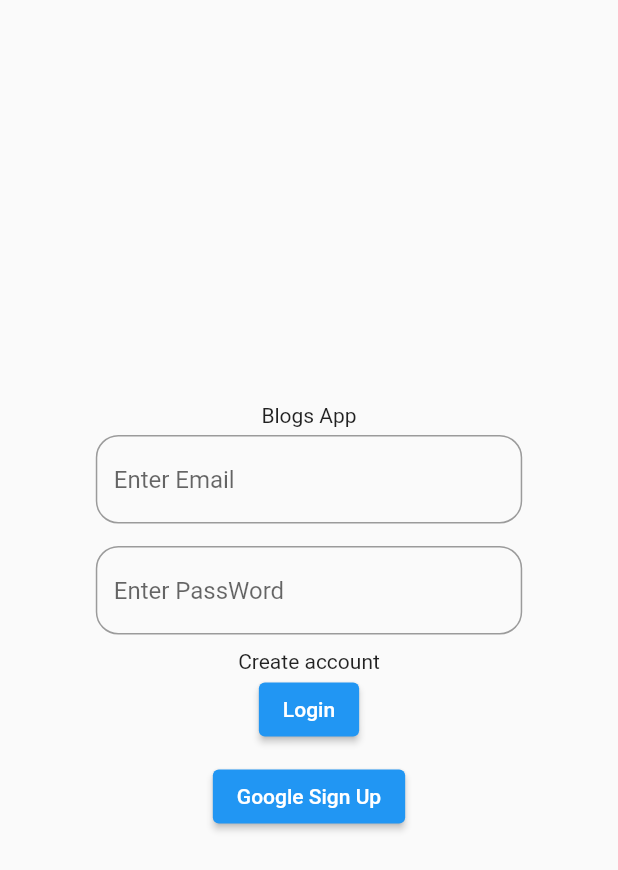
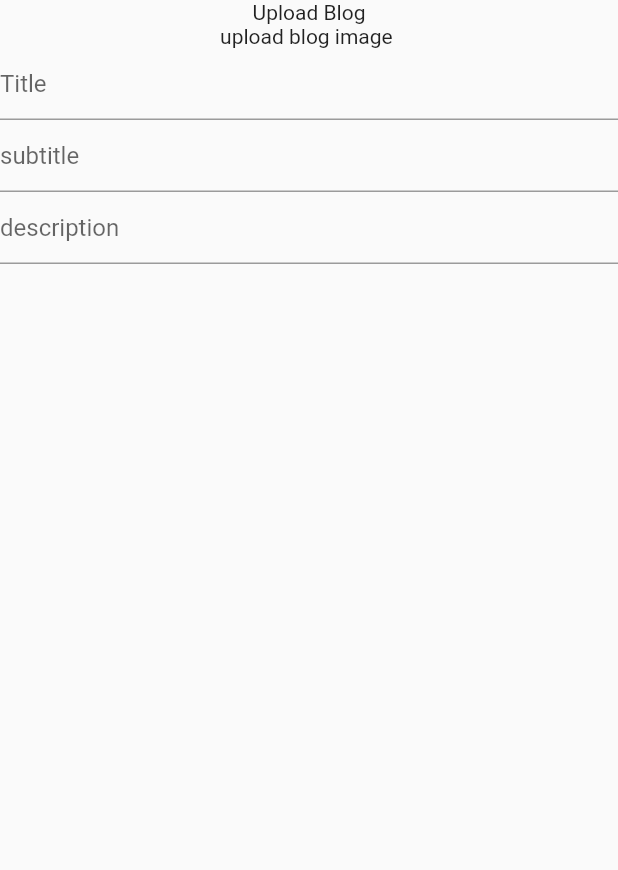
Before and after one commit to tejaschinni/blogs_assignment, a Flutter app: the screen it shows after launch, on a phone screen of 412 x 824 dp. Shown: the top 870 px of the screen. Run offline on Flutter 3.47's test engine with Material 2 defaults, Android fonts, the light colour scheme and no system bars; our stand-ins replace cloud_firestore, firebase_auth, firebase_core, firebase_storage; accounts and stored records are empty.

Commit message:
upload screen

```diff
--- /dev/null
+++ b/lib/features/blogs/Screens/blogsUploadScreen.dart
@@ -0,0 +1,45 @@
+import 'package:flutter/material.dart';
+
+class BlogsUploadScreen extends StatefulWidget {
+  const BlogsUploadScreen({super.key});
+
+  @override
+  State<BlogsUploadScreen> createState() => _BlogsUploadScreenState();
+}
+
+class _BlogsUploadScreenState extends State<BlogsUploadScreen> {
+  @override
+  Widget build(BuildContext context) {
+    return SafeArea(
+        child: Scaffold(
+      body: Container(
+        alignment: Alignment.center,
+        child: Column(
+          children: [
+            Container(
+              child: Text("Upload Blog"),
+            ),
+            Container(
+              child: Text("upload blog image "),
+            ),
+            Container(
+              child: TextField(
+                decoration: InputDecoration(hintText: 'Title'),
+              ),
+            ),
+            Container(
+              child: TextField(
+                decoration: InputDecoration(hintText: 'subtitle'),
+              ),
+            ),
+            Container(
+              child: TextField(
+                decoration: InputDecoration(hintText: 'description'),
+              ),
+            )
+          ],
+        ),
+      ),
+    ));
+  }
+}
--- /dev/null
+++ b/lib/features/blogs/services/blogs_Service.dart
@@ -0,0 +1,3 @@
+class BlogsService{
+
+}
--- a/lib/main.dart
+++ b/lib/main.dart
@@ -1,5 +1,7 @@
 import 'package:blogs_assignment/features/auth/screens/authscreen.dart';
+import 'package:blogs_assignment/features/auth/screens/registerScreen.dart';
 import 'package:blogs_assignment/features/auth/services/auth_Service.dart';
+import 'package:blogs_assignment/features/blogs/Screens/blogsUploadScreen.dart';
 import 'package:blogs_assignment/wrapper.dart';
 import 'package:firebase_core/firebase_core.dart';
 import 'package:flutter/material.dart';
@@ -24,12 +26,16 @@ class MyApp extends StatelessWidget {
         )
       ],
       child: MaterialApp(
+        debugShowCheckedModeBanner: false,
         title: 'Blogs App',
         theme: ThemeData(),
         initialRoute: '/',
         routes: {
-          '/': (context) => Wrapper(),
-          '/authScreen': (context) => AuthScreen()
+          '/': (context) => BlogsUploadScreen(),
+          // '/': (context) => Wrapper(),
+          '/authScreen': (context) => AuthScreen(),
+          '/register': (context) => RegisterScreen(),
+          '/blogs_upload': (context) => BlogsUploadScreen()
         },
       ),
     );
--- /dev/null
+++ b/lib/models/blogModel.dart
@@ -0,0 +1,16 @@
+class BlogModel {
+  int? id;
+  String? title;
+  String? subtitle;
+  String? description;
+  String? image;
+  String? authorID;
+
+  BlogModel(
+      {this.authorID,
+      this.description,
+      this.image,
+      this.id,
+      this.subtitle,
+      this.title});
+}
--- a/pubspec.yaml
+++ b/pubspec.yaml
@@ -40,6 +40,8 @@ dependencies:
   google_sign_in: ^5.4.1
   firebase_core: ^1.22.0
   provider: ^6.0.3
+  firebase_storage: ^10.3.9
+  cloud_firestore: ^3.4.9
 
 dev_dependencies:
   flutter_test:
```
Also changed, not shown: lib/features/auth/screens/authscreen.dart (+13 -4 lines), lib/features/auth/screens/registerScreen.dart (added, +63 -0 lines), lib/features/auth/services/auth_Service.dart (+20 -3 lines), pubspec.lock, 1 other file.
